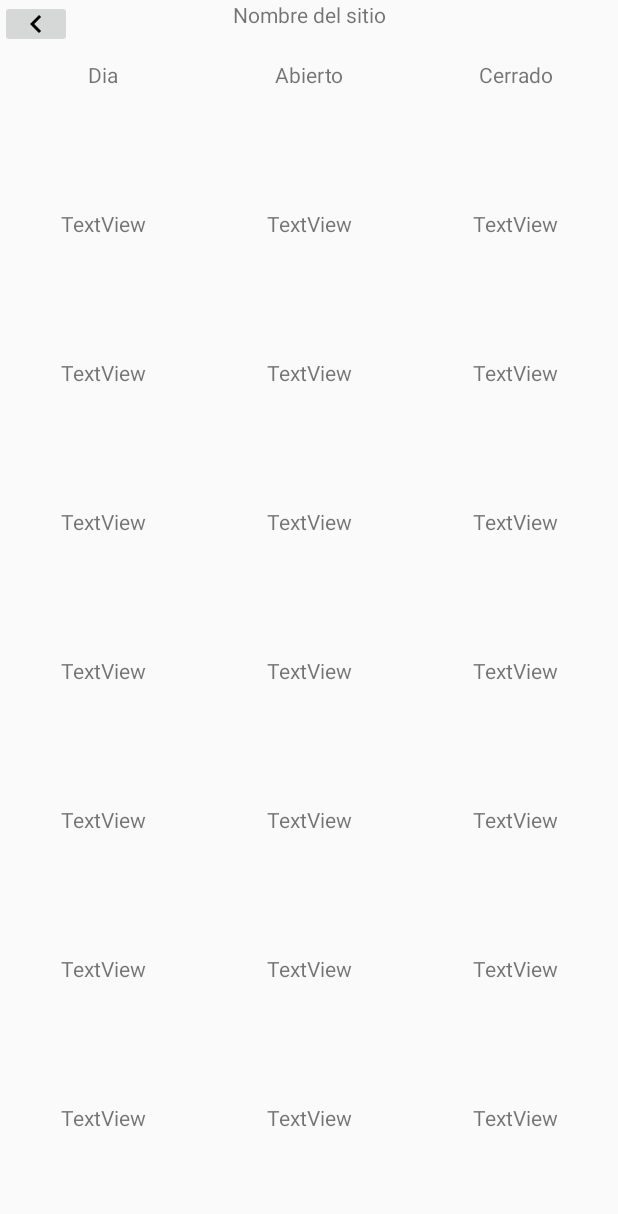
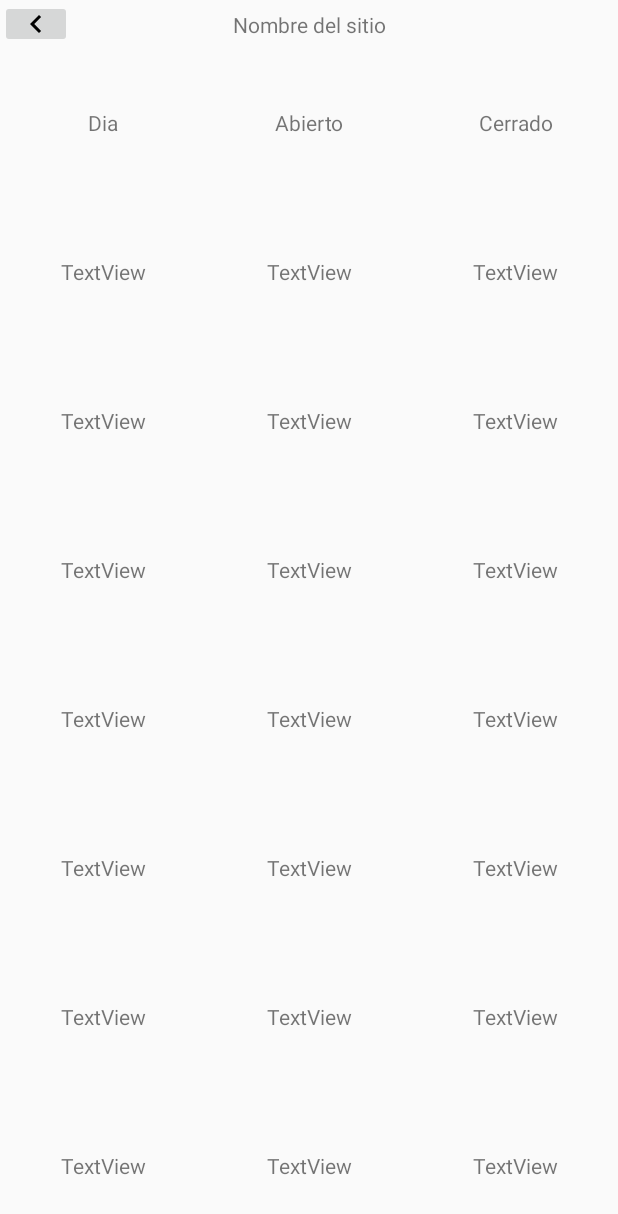
Before and after one commit to KaledSV/IC-7841_Art-City-Tour-App, an Android app: the fragment ScheduleFragment shown on its own in the app's theme, on a phone screen of 412 x 824 dp. Shown: the top 1214 px of the screen. Run offline under Robolectric (Android 15) with nearby library versions, the phone set to English and light mode, and no system bars.

Commit message:
Cambios de schedule

```diff
--- a/app/build.gradle
+++ b/app/build.gradle
@@ -29,6 +29,7 @@ android {
     buildFeatures {
         viewBinding true
     }
+
 }
 
 dependencies {
--- a/app/src/main/java/com/example/artcitytourapp/fragments/RoutesFragment.java
+++ b/app/src/main/java/com/example/artcitytourapp/fragments/RoutesFragment.java
@@ -8,6 +8,7 @@ import android.os.Bundle;
 
 import androidx.annotation.NonNull;
 import androidx.fragment.app.Fragment;
+import androidx.navigation.Navigation;
 
 import android.util.Log;
 import android.view.LayoutInflater;
--- a/app/src/main/java/com/example/artcitytourapp/fragments/SiteFragment.java
+++ b/app/src/main/java/com/example/artcitytourapp/fragments/SiteFragment.java
@@ -192,8 +192,8 @@ public class SiteFragment extends Fragment {
         lblNameRoute.setText(site.getNombreRuta());
         lblNameSite.setText(site.getNombre());
         lblDescription.setText(site.getDescripcion());
-        lblexpectedTime.setText(Integer.toString(site.getTiempoEspera()));
-        lblcapacity.setText(Integer.toString(site.getCapacidad()));
+        lblexpectedTime.setText("Tiempo de espera: " + Integer.toString(site.getTiempoEspera()));
+        lblcapacity.setText("Capacidad Maxima: " + Integer.toString(site.getCapacidad()));
         //lblday.setText(); todo
         //lbltimeRange.setText(); todo
 
--- a/app/src/main/res/layout/fragment_schedule.xml
+++ b/app/src/main/res/layout/fragment_schedule.xml
@@ -10,12 +10,24 @@
         android:layout_width="match_parent"
         android:layout_height="match_parent">
 
+
+        <androidx.constraintlayout.widget.ConstraintLayout
+            android:id="@+id/topBar"
+            android:layout_width="match_parent"
+            android:layout_height="wrap_content"
+            app:layout_constraintVertical_bias="0"
+            app:layout_constraintBottom_toBottomOf="parent"
+            app:layout_constraintEnd_toEndOf="parent"
+            app:layout_constraintStart_toStartOf="parent"
+            app:layout_constraintTop_toTopOf="parent">
+
             <TextView
                 android:id="@+id/NombreSitio"
                 android:layout_width="match_parent"
                 android:layout_height="wrap_content"
                 android:gravity="center"
                 android:text="Nombre del sitio"
+                app:layout_constraintBottom_toBottomOf="parent"
                 app:layout_constraintEnd_toEndOf="parent"
                 app:layout_constraintStart_toStartOf="parent"
                 app:layout_constraintTop_toTopOf="parent" />
@@ -26,13 +38,25 @@
                 android:layout_height="32dp"
                 android:gravity="center"
                 android:src="@drawable/ic_baseline_keyboard_arrow_left_24"
-            app:layout_constraintStart_toStartOf="parent" />
+                app:layout_constraintHorizontal_bias="0"
+                app:layout_constraintBottom_toBottomOf="parent"
+                app:layout_constraintEnd_toEndOf="parent"
+                app:layout_constraintStart_toStartOf="parent"
+                app:layout_constraintTop_toTopOf="parent" />
+
+        </androidx.constraintlayout.widget.ConstraintLayout>
+
+
 
         <TableLayout
             android:id="@+id/tableLayout"
             android:layout_width="match_parent"
-            android:layout_height="match_parent"
-            android:stretchColumns="*">
+            android:layout_height="0dp"
+            android:stretchColumns="*"
+            app:layout_constraintBottom_toBottomOf="parent"
+            app:layout_constraintEnd_toEndOf="parent"
+            app:layout_constraintStart_toStartOf="parent"
+            app:layout_constraintTop_toBottomOf="@+id/topBar">
 
             <TableRow
                 android:layout_width="match_parent"
--- a/app/src/main/res/layout/fragment_site.xml
+++ b/app/src/main/res/layout/fragment_site.xml
@@ -96,9 +96,8 @@
 
                     <LinearLayout
                         android:id="@+id/nameAndRoute_SiteDes"
-                        android:layout_width="match_parent"
+                        android:layout_width="wrap_content"
                         android:layout_height="wrap_content"
-                        android:layout_weight="0.7"
                         android:orientation="vertical">
 
                         <TextView
@@ -122,7 +121,7 @@
 
                     <TextView
                         android:id="@+id/timeExp_SiteInfo"
-                        android:layout_width="wrap_content"
+                        android:layout_width="0dp"
                         android:layout_height="wrap_content"
                         android:layout_weight="0.3"
                         android:text="@string/timeExp_SiteInfo"
--- a/build.gradle
+++ b/build.gradle
@@ -6,7 +6,9 @@ buildscript {
     }
 
     dependencies {
-        classpath 'com.google.gms:google-services:4.3.13'
+        def nav_version = "2.5.1"
+        classpath "androidx.navigation:navigation-safe-args-gradle-plugin:$nav_version"
+        classpath 'com.google.gms:google-services:4.3.14'
     }
 }// Top-level build file where you can add configuration options common to all sub-projects/modules.
 
```
Lines whose indentation alone changed are shown as unchanged.
